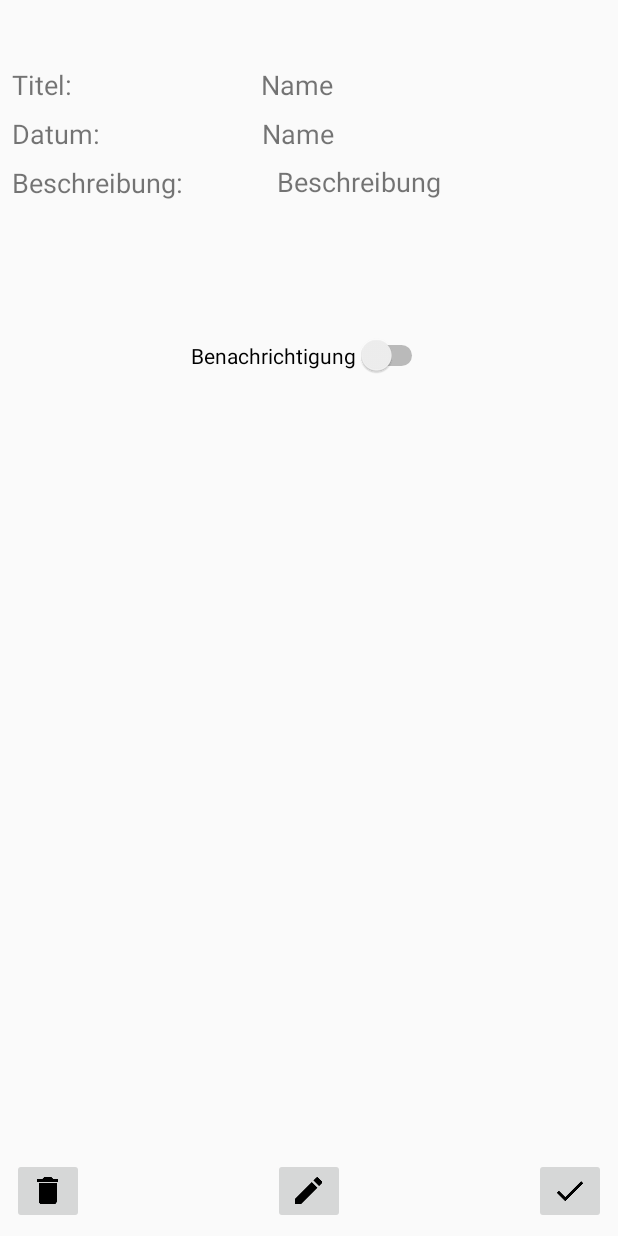
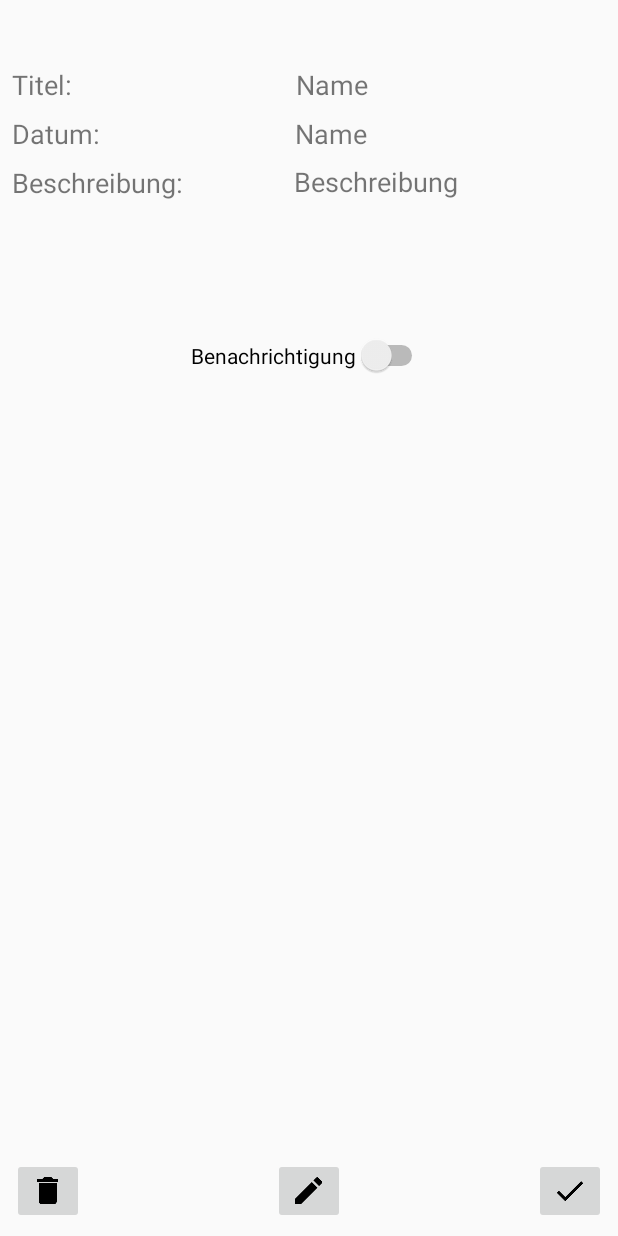
Before and after one commit to badogluEnis/android_toDos, an Android app: the layout activity_details.xml on its own in the app's theme, with its tools: preview values and no code run, on a phone screen of 412 x 824 dp. Run offline under Robolectric (Android 15) with nearby library versions, the phone set to English and light mode, and no system bars.

Commit message:
visuelle bugfixes

```diff
--- a/ToDos/app/src/main/java/ch/bbcag/todos/EditActivity.java
+++ b/ToDos/app/src/main/java/ch/bbcag/todos/EditActivity.java
@@ -134,7 +134,7 @@ public class EditActivity extends AppCompatActivity {
                     //Update der Datensätze
                     ToDosDAO.getInstance(getBaseContext()).updateToDo(idTodo, name.getText().toString(), desc.getText().toString(), date.getText().toString(), pushmessage);
                     Intent intent = new Intent(getApplicationContext(), StartActivity.class);
-                    Toast.makeText(getApplicationContext(), "Todo " + name.getText().toString() + " wurde geupdated", Toast.LENGTH_LONG).show();
+                    Toast.makeText(getApplicationContext(), "Todo " + name.getText().toString() + " wurde geändert", Toast.LENGTH_LONG).show();
                     startActivity(intent);
                 }
 
--- a/ToDos/app/src/main/res/layout/activity_details.xml
+++ b/ToDos/app/src/main/res/layout/activity_details.xml
@@ -56,34 +56,34 @@
         android:id="@+id/infoDate"
         android:layout_width="wrap_content"
         android:layout_height="wrap_content"
-        android:layout_marginRight="189dp"
         android:layout_marginTop="8dp"
         android:text="Name"
         android:textSize="18sp"
-        app:layout_constraintRight_toRightOf="parent"
-        app:layout_constraintTop_toBottomOf="@+id/infoName" />
+        app:layout_constraintTop_toBottomOf="@+id/infoName"
+        app:layout_constraintLeft_toRightOf="@+id/textView8"
+        android:layout_marginLeft="130dp" />
 
     <TextView
         android:id="@+id/infoName"
         android:layout_width="wrap_content"
         android:layout_height="wrap_content"
-        android:layout_marginRight="190dp"
         android:layout_marginTop="44dp"
         android:text="Name"
         android:textSize="18sp"
-        app:layout_constraintRight_toRightOf="parent"
-        app:layout_constraintTop_toTopOf="parent" />
+        app:layout_constraintTop_toTopOf="parent"
+        app:layout_constraintLeft_toRightOf="@+id/textView6"
+        android:layout_marginLeft="149dp" />
 
     <TextView
         android:id="@+id/infoDesc"
         android:layout_width="156dp"
         android:layout_height="77dp"
-        android:layout_marginRight="71dp"
         android:layout_marginTop="7dp"
         android:text="Beschreibung"
         android:textSize="18sp"
-        app:layout_constraintRight_toRightOf="parent"
-        app:layout_constraintTop_toBottomOf="@+id/infoDate" />
+        app:layout_constraintTop_toBottomOf="@+id/infoDate"
+        app:layout_constraintLeft_toRightOf="@+id/textView2"
+        android:layout_marginLeft="74dp" />
 
     <ImageButton
         android:id="@+id/infoBtnDel"
```
Also changed, not shown: ToDos/app/src/main/res/layout/activity_details_closed.xml (+9 -9 lines), ToDos/app/src/main/res/layout/activity_edit.xml (+5 -2 lines).
